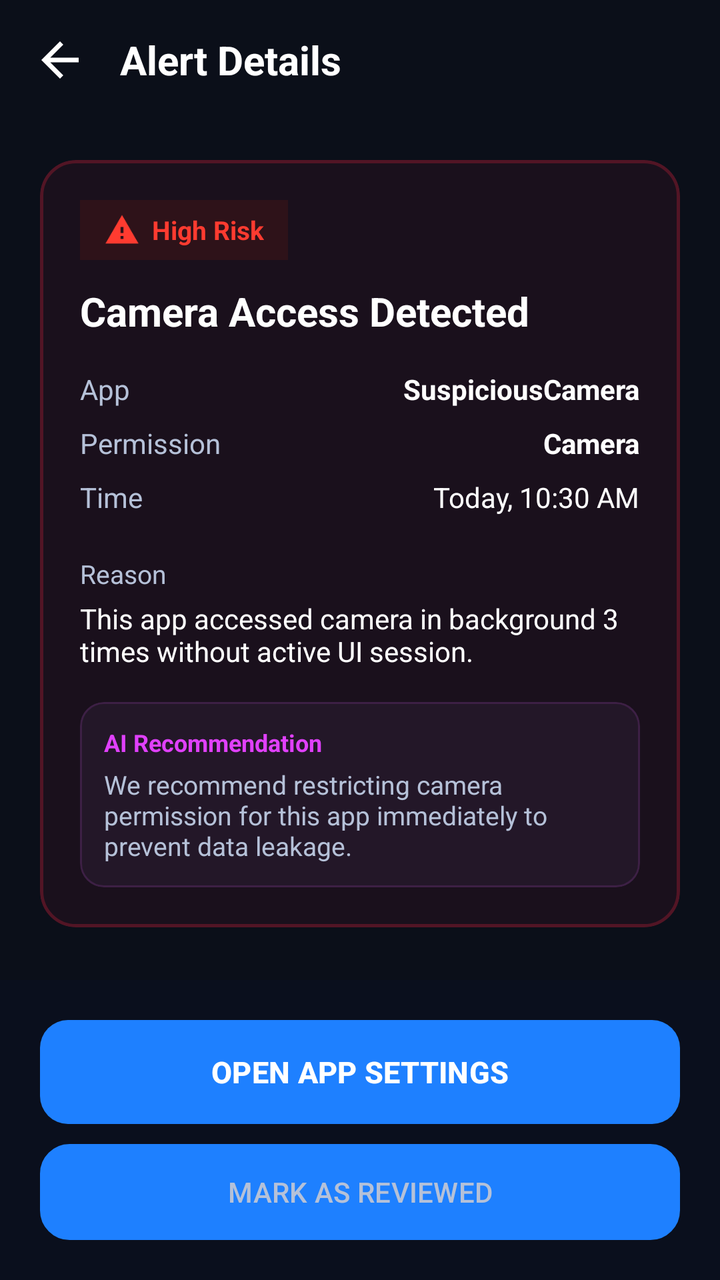
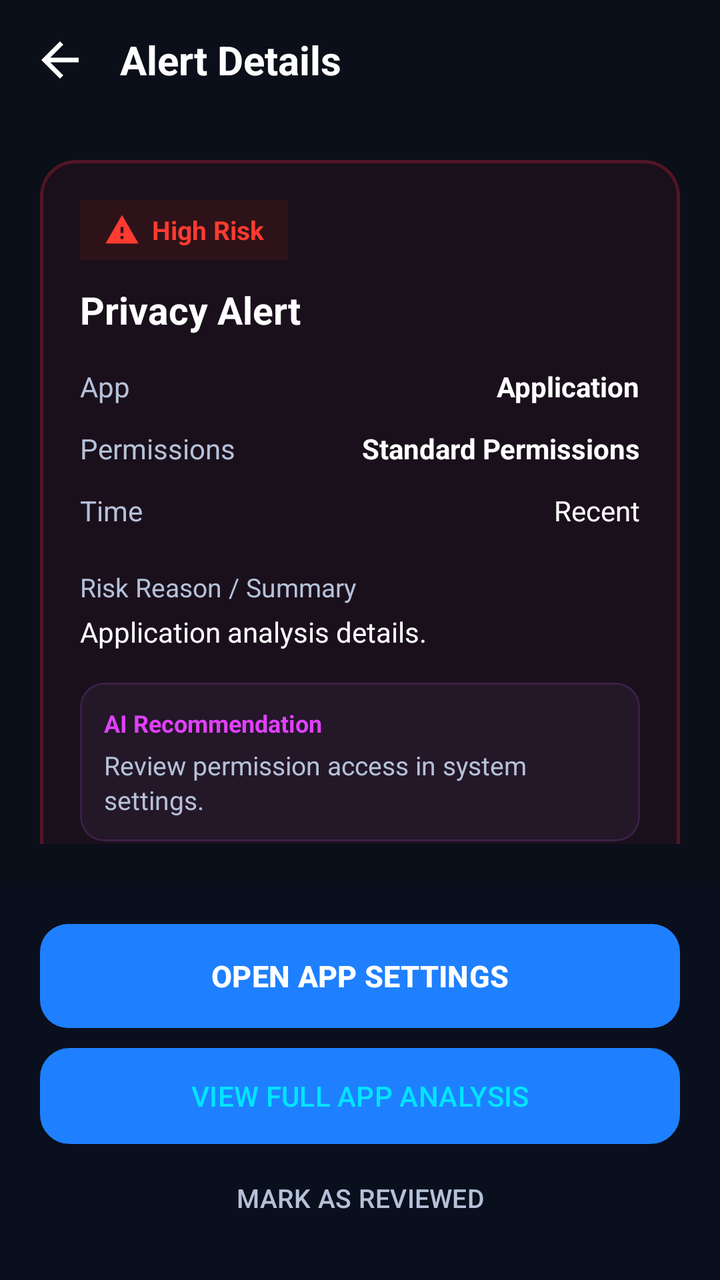

Two renders of the same Android screen: before a commit and after it. Below are the layout's source before the change and the commit's diff.
<!-- AndroidManifest.xml: application theme Theme.SecureDroid -->
<!-- res/layout/activity_alert_details.xml -->
<?xml version="1.0" encoding="utf-8"?>
<RelativeLayout xmlns:android="http://schemas.android.com/apk/res/android"
    xmlns:app="http://schemas.android.com/apk/res-auto"
    android:layout_width="match_parent"
    android:layout_height="match_parent"
    android:background="@color/background">

    
    <LinearLayout
        android:id="@+id/topBar"
        android:layout_width="match_parent"
        android:layout_height="60dp"
        android:orientation="horizontal"
        android:gravity="center_vertical"
        android:paddingStart="16dp"
        android:paddingEnd="16dp">

        <ImageView
            android:id="@+id/btnBack"
            android:layout_width="28dp"
            android:layout_height="28dp"
            android:src="@drawable/ic_arrow_forward"
            android:rotation="180"
            app:tint="@color/text_primary" />

        <TextView
            android:layout_width="wrap_content"
            android:layout_height="wrap_content"
            android:text="Alert Details"
            android:textColor="@color/text_primary"
            android:textSize="20sp"
            android:textStyle="bold"
            android:layout_marginStart="16dp"/>
    </LinearLayout>

    <ScrollView
        android:layout_width="match_parent"
        android:layout_height="match_parent"
        android:layout_below="@id/topBar"
        android:layout_above="@id/bottomActions"
        android:padding="20dp"
        android:fillViewport="true">

        <LinearLayout
            android:layout_width="match_parent"
            android:layout_height="wrap_content"
            android:orientation="vertical">

            
            <com.google.android.material.card.MaterialCardView
                android:layout_width="match_parent"
                android:layout_height="wrap_content"
                app:cardCornerRadius="18dp"
                app:cardBackgroundColor="#1A101C"
                app:strokeColor="#521525"
                app:strokeWidth="1.5dp">

                <LinearLayout
                    android:layout_width="match_parent"
                    android:layout_height="wrap_content"
                    android:orientation="vertical"
                    android:padding="20dp">

                    <LinearLayout
                        android:layout_width="wrap_content"
                        android:layout_height="wrap_content"
                        android:orientation="horizontal"
                        android:gravity="center_vertical"
                        android:background="#2E1219"
                        android:paddingStart="12dp"
                        android:paddingEnd="12dp"
                        android:paddingTop="6dp"
                        android:paddingBottom="6dp">

                        <ImageView
                            android:layout_width="18dp"
                            android:layout_height="18dp"
                            android:src="@drawable/ic_warning"
                            app:tint="#FF3B30"/>

                        <TextView
                            android:layout_width="wrap_content"
                            android:layout_height="wrap_content"
                            android:text="High Risk"
                            android:textColor="#FF3B30"
                            android:textSize="13sp"
                            android:textStyle="bold"
                            android:layout_marginStart="6dp"/>
                    </LinearLayout>

                    <TextView
                        android:id="@+id/txtAlertTitle"
                        android:layout_width="wrap_content"
                        android:layout_height="wrap_content"
                        android:text="Camera Access Detected"
                        android:textColor="@color/text_primary"
                        android:textSize="20sp"
                        android:textStyle="bold"
                        android:layout_marginTop="12dp"/>

                    
                    <LinearLayout
                        android:layout_width="match_parent"
                        android:layout_height="wrap_content"
                        android:orientation="vertical"
                        android:layout_marginTop="16dp">

                        <RelativeLayout
                            android:layout_width="match_parent"
                            android:layout_height="wrap_content"
                            android:layout_marginBottom="8dp">

                            <TextView
                                android:layout_width="wrap_content"
                                android:layout_height="wrap_content"
                                android:text="App"
                                android:textColor="@color/text_secondary"
                                android:textSize="14sp"/>

                            <TextView
                                android:id="@+id/txtAppName"
                                android:layout_width="wrap_content"
                                android:layout_height="wrap_content"
                                android:text="SuspiciousCamera"
                                android:textColor="@color/text_primary"
                                android:textSize="14sp"
                                android:textStyle="bold"
                                android:layout_alignParentEnd="true"/>
                        </RelativeLayout>

                        <RelativeLayout
                            android:layout_width="match_parent"
                            android:layout_height="wrap_content"
                            android:layout_marginBottom="8dp">

                            <TextView
                                android:layout_width="wrap_content"
                                android:layout_height="wrap_content"
                                android:text="Permission"
                                android:textColor="@color/text_secondary"
                                android:textSize="14sp"/>

                            <TextView
                                android:id="@+id/txtPermission"
                                android:layout_width="wrap_content"
                                android:layout_height="wrap_content"
                                android:text="Camera"
                                android:textColor="@color/text_primary"
                                android:textSize="14sp"
                                android:textStyle="bold"
                                android:layout_alignParentEnd="true"/>
                        </RelativeLayout>

                        <RelativeLayout
                            android:layout_width="match_parent"
                            android:layout_height="wrap_content"
                            android:layout_marginBottom="8dp">

                            <TextView
                                android:layout_width="wrap_content"
                                android:layout_height="wrap_content"
                                android:text="Time"
                                android:textColor="@color/text_secondary"
                                android:textSize="14sp"/>

                            <TextView
                                android:id="@+id/txtTime"
                                android:layout_width="wrap_content"
                                android:layout_height="wrap_content"
                                android:text="Today, 10:30 AM"
                                android:textColor="@color/text_primary"
                                android:textSize="14sp"
                                android:layout_alignParentEnd="true"/>
                        </RelativeLayout>

                    </LinearLayout>

                    
                    <TextView
                        android:layout_width="wrap_content"
                        android:layout_height="wrap_content"
                        android:text="Reason"
                        android:textColor="@color/text_secondary"
                        android:textSize="13sp"
                        android:layout_marginTop="12dp"/>

                    <TextView
                        android:id="@+id/txtReason"
                        android:layout_width="wrap_content"
                        android:layout_height="wrap_content"
                        android:text="This app accessed camera in background 3 times without active UI session."
                        android:textColor="@color/text_primary"
                        android:textSize="14sp"
                        android:layout_marginTop="4dp"/>

                    
                    <com.google.android.material.card.MaterialCardView
                        android:layout_width="match_parent"
                        android:layout_height="wrap_content"
                        android:layout_marginTop="16dp"
                        app:cardCornerRadius="12dp"
                        app:cardBackgroundColor="#231728"
                        app:strokeColor="#3D2045"
                        app:strokeWidth="1dp">

                        <LinearLayout
                            android:layout_width="match_parent"
                            android:layout_height="wrap_content"
                            android:orientation="vertical"
                            android:padding="12dp">

                            <TextView
                                android:layout_width="wrap_content"
                                android:layout_height="wrap_content"
                                android:text="AI Recommendation"
                                android:textColor="#E040FB"
                                android:textSize="12sp"
                                android:textStyle="bold"/>

                            <TextView
                                android:id="@+id/txtAiRecommendation"
                                android:layout_width="wrap_content"
                                android:layout_height="wrap_content"
                                android:text="We recommend restricting camera permission for this app immediately to prevent data leakage."
                                android:textColor="@color/text_secondary"
                                android:textSize="13sp"
                                android:layout_marginTop="4dp"/>
                        </LinearLayout>
                    </com.google.android.material.card.MaterialCardView>

                </LinearLayout>
            </com.google.android.material.card.MaterialCardView>

        </LinearLayout>
    </ScrollView>

    
    <LinearLayout
        android:id="@+id/bottomActions"
        android:layout_width="match_parent"
        android:layout_height="wrap_content"
        android:orientation="vertical"
        android:layout_alignParentBottom="true"
        android:padding="20dp"
        android:background="#0A0F1D">

        <Button
            android:id="@+id/btnRestrictApp"
            android:layout_width="match_parent"
            android:layout_height="52dp"
            android:text="OPEN APP SETTINGS"
            android:textSize="15sp"
            android:textStyle="bold"
            android:textColor="#FFFFFF"
            android:background="@drawable/bg_glow_button"/>

        <Button
            android:id="@+id/btnIgnore"
            android:layout_width="match_parent"
            android:layout_height="48dp"
            android:text="MARK AS REVIEWED"
            android:textSize="14sp"
            android:textColor="@color/text_secondary"
            android:background="@drawable/bg_outline_button"
            android:layout_marginTop="10dp"/>
    </LinearLayout>

</RelativeLayout>
<!-- resources referenced by this layout -->
<resources>
  <color name="background">#0B0F19</color>
  <color name="text_primary">#FFFFFF</color>
  <color name="text_secondary">#B5C1D8</color>
  <!-- drawable bg_glow_button (drawable) -->
  <?xml version="1.0" encoding="utf-8"?>
  <shape xmlns:android="http://schemas.android.com/apk/res/android"
      android:shape="rectangle">
      <gradient
          android:angle="45"
          android:startColor="#1E80FF"
          android:endColor="#0B6BFF" />
      <corners android:radius="14dp" />
  </shape>
  <!-- drawable bg_outline_button (drawable) -->
  <?xml version="1.0" encoding="utf-8"?>
  <shape xmlns:android="http://schemas.android.com/apk/res/android"
      android:shape="rectangle">
      <solid android:color="#1A2436" />
      <corners android:radius="14dp" />
      <stroke
          android:width="1.5dp"
          android:color="#2A3854" />
  </shape>
  <!-- drawable ic_arrow_forward (drawable) -->
  <vector xmlns:android="http://schemas.android.com/apk/res/android"
      android:width="24dp"
      android:height="24dp"
      android:viewportWidth="24"
      android:viewportHeight="24">
      <path
          android:fillColor="@android:color/white"
          android:pathData="M12,4l-1.41,1.41L16.17,11H4v2h12.17l-5.58,5.59L12,20l8,-8z"/>
  </vector>
  <!-- drawable ic_warning (drawable) -->
  <vector xmlns:android="http://schemas.android.com/apk/res/android"
      android:width="24dp"
      android:height="24dp"
      android:viewportWidth="24"
      android:viewportHeight="24">
      <path
          android:fillColor="@android:color/white"
          android:pathData="M1,21h22L12,2 1,21zM13,18h-2v-2h2v2zm0,-4h-2v-4h2v4z"/>
  </vector>
  <style name="Theme.SecureDroid" parent="Theme.Material3.Dark.NoActionBar">
  
          <item name="colorPrimary">@color/primary</item>
          <item name="colorPrimaryContainer">@color/primary_dark</item>
  
          <item name="colorSecondary">@color/accent</item>
  
          <item name="android:statusBarColor">@color/background</item>
  
          <item name="android:navigationBarColor">@color/background</item>
  
          <item name="android:windowBackground">@drawable/bg_gradient</item>
  
          <item name="android:windowLightStatusBar" tools:targetApi="23">false</item>
  
      </style>
  <color name="primary">#1E80FF</color>
  <color name="primary_dark">#1565C0</color>
  <color name="accent">#00E5FF</color>
  <!-- drawable bg_gradient (drawable) -->
  <?xml version="1.0" encoding="utf-8"?>
  <shape xmlns:android="http://schemas.android.com/apk/res/android">
  
      <gradient
          android:angle="270"
          android:startColor="#07111F"
          android:centerColor="#0B1626"
          android:endColor="#081018"/>
  
  </shape>
</resources>

<!-- the commit's change to res/layout/activity_alert_details.xml (unified diff, before → after) -->
@@ -48,6 +48,7 @@
 
             
             <com.google.android.material.card.MaterialCardView
+                android:id="@+id/cardAlertDetails"
                 android:layout_width="match_parent"
                 android:layout_height="wrap_content"
                 app:cardCornerRadius="18dp"
@@ -62,6 +63,7 @@
                     android:padding="20dp">
 
                     <LinearLayout
+                        android:id="@+id/layoutRiskBadge"
                         android:layout_width="wrap_content"
                         android:layout_height="wrap_content"
                         android:orientation="horizontal"
@@ -73,12 +75,14 @@
                         android:paddingBottom="6dp">
 
                         <ImageView
+                            android:id="@+id/imgRiskIcon"
                             android:layout_width="18dp"
                             android:layout_height="18dp"
                             android:src="@drawable/ic_warning"
                             app:tint="#FF3B30"/>
 
                         <TextView
+                            android:id="@+id/txtRiskBadge"
                             android:layout_width="wrap_content"
                             android:layout_height="wrap_content"
                             android:text="High Risk"
@@ -92,9 +96,9 @@
                         android:id="@+id/txtAlertTitle"
                         android:layout_width="wrap_content"
                         android:layout_height="wrap_content"
-                        android:text="Camera Access Detected"
+                        android:text="Privacy Alert"
                         android:textColor="@color/text_primary"
-                        android:textSize="20sp"
+                        android:textSize="19sp"
                         android:textStyle="bold"
                         android:layout_marginTop="12dp"/>
 
@@ -105,52 +109,88 @@
                         android:orientation="vertical"
                         android:layout_marginTop="16dp">
 
+                        
                         <RelativeLayout
                             android:layout_width="match_parent"
                             android:layout_height="wrap_content"
-                            android:layout_marginBottom="8dp">
+                            android:layout_marginBottom="12dp">
 
                             <TextView
                                 android:layout_width="wrap_content"
                                 android:layout_height="wrap_content"
                                 android:text="App"
                                 android:textColor="@color/text_secondary"
+                                android:textSize="14sp"
+                                android:layout_centerVertical="true"/>
+
+                            <LinearLayout
+                                android:layout_width="wrap_content"
+                                android:layout_height="wrap_content"
+                                android:orientation="horizontal"
+                                android:gravity="center_vertical|end"
+                                android:layout_alignParentEnd="true">
+
+                                <ImageView
+                                    android:id="@+id/imgAppIcon"
+                                    android:layout_width="26dp"
+                                    android:layout_height="26dp"
+                                    android:layout_marginEnd="8dp"
+                                    android:src="@drawable/ic_apps"
+                                    android:visibility="gone"/>
+
+                                <LinearLayout
+                                    android:layout_width="wrap_content"
+                                    android:layout_height="wrap_content"
+                                    android:orientation="vertical"
+                                    android:gravity="end">
+
+                                    <TextView
+                                        android:id="@+id/txtAppName"
+                                        android:layout_width="wrap_content"
+                                        android:layout_height="wrap_content"
+                                        android:text="Application"
+                                        android:textColor="@color/text_primary"
+                                        android:textSize="14sp"
+                                        android:textStyle="bold"/>
+
+                                    <TextView
+                                        android:id="@+id/txtPackageName"
+                                        android:layout_width="wrap_content"
+                                        android:layout_height="wrap_content"
+                                        android:text="package.name"
+                                        android:textColor="@color/text_secondary"
+                                        android:textSize="11sp"
+                                        android:visibility="gone"/>
+                                </LinearLayout>
+                            </LinearLayout>
+                        </RelativeLayout>
+
+                        
+                        <RelativeLayout
+                            android:layout_width="match_parent"
+                            android:layout_height="wrap_content"
+                            android:layout_marginBottom="12dp">
+
+                            <TextView
+                                android:layout_width="wrap_content"
+                                android:layout_height="wrap_content"
+                                android:text="Permissions"
+                                android:textColor="@color/text_secondary"
                                 android:textSize="14sp"/>
 
                             <TextView
-                                android:id="@+id/txtAppName"
-                                android:layout_width="wrap_content"
-                                android:layout_height="wrap_content"
-                                android:text="SuspiciousCamera"
+                                android:id="@+id/txtPermission"
+                                android:layout_width="200dp"
+                                android:layout_height="wrap_content"
+                                android:text="Standard Permissions"
                                 android:textColor="@color/text_primary"
                                 android:textSize="14sp"
                                 android:textStyle="bold"
+                                android:gravity="end"
                                 android:layout_alignParentEnd="true"/>
                         </RelativeLayout>
 
-                        <RelativeLayout
-                            android:layout_width="match_parent"
-                            android:layout_height="wrap_content"
-                            android:layout_marginBottom="8dp">
-
-                            <TextView
-                                android:layout_width="wrap_content"
-                                android:layout_height="wrap_content"
-                                android:text="Permission"
-                                android:textColor="@color/text_secondary"
-                                android:textSize="14sp"/>
-
-                            <TextView
-                                android:id="@+id/txtPermission"
-                                android:layout_width="wrap_content"
-                                android:layout_height="wrap_content"
-                                android:text="Camera"
-                                android:textColor="@color/text_primary"
-                                android:textSize="14sp"
-                                android:textStyle="bold"
-                                android:layout_alignParentEnd="true"/>
-                        </RelativeLayout>
-
+                        
                         <RelativeLayout
                             android:layout_width="match_parent"
                             android:layout_height="wrap_content"
@@ -167,7 +207,7 @@
                                 android:id="@+id/txtTime"
                                 android:layout_width="wrap_content"
                                 android:layout_height="wrap_content"
-                                android:text="Today, 10:30 AM"
+                                android:text="Recent"
                                 android:textColor="@color/text_primary"
                                 android:textSize="14sp"
                                 android:layout_alignParentEnd="true"/>
@@ -179,7 +219,7 @@
                     <TextView
                         android:layout_width="wrap_content"
                         android:layout_height="wrap_content"
-                        android:text="Reason"
+                        android:text="Risk Reason / Summary"
                         android:textColor="@color/text_secondary"
                         android:textSize="13sp"
                         android:layout_marginTop="12dp"/>
@@ -188,9 +228,10 @@
                         android:id="@+id/txtReason"
                         android:layout_width="wrap_content"
                         android:layout_height="wrap_content"
-                        android:text="This app accessed camera in background 3 times without active UI session."
+                        android:text="Application analysis details."
                         android:textColor="@color/text_primary"
                         android:textSize="14sp"
+                        android:lineSpacingExtra="3dp"
                         android:layout_marginTop="4dp"/>
 
                     
@@ -221,9 +262,10 @@
                                 android:id="@+id/txtAiRecommendation"
                                 android:layout_width="wrap_content"
                                 android:layout_height="wrap_content"
-                                android:text="We recommend restricting camera permission for this app immediately to prevent data leakage."
+                                android:text="Review permission access in system settings."
                                 android:textColor="@color/text_secondary"
                                 android:textSize="13sp"
+                                android:lineSpacingExtra="2dp"
                                 android:layout_marginTop="4dp"/>
                         </LinearLayout>
                     </com.google.android.material.card.MaterialCardView>
@@ -255,14 +297,24 @@
             android:background="@drawable/bg_glow_button"/>
 
         <Button
+            android:id="@+id/btnViewAppAnalysis"
+            android:layout_width="match_parent"
+            android:layout_height="48dp"
+            android:text="VIEW FULL APP ANALYSIS"
+            android:textSize="14sp"
+            android:textColor="@color/accent"
+            android:background="@drawable/bg_outline_button"
+            android:layout_marginTop="10dp"/>
+
+        <Button
             android:id="@+id/btnIgnore"
             android:layout_width="match_parent"
-            android:layout_height="48dp"
+            android:layout_height="42dp"
             android:text="MARK AS REVIEWED"
-            android:textSize="14sp"
+            android:textSize="13sp"
             android:textColor="@color/text_secondary"
-            android:background="@drawable/bg_outline_button"
-            android:layout_marginTop="10dp"/>
+            android:background="@android:color/transparent"
+            android:layout_marginTop="6dp"/>
     </LinearLayout>
 
 </RelativeLayout>
<!-- resource entries referenced after the edit -->
@@ -23,6 +23,16 @@
           android:width="1.5dp"
           android:color="#2A3854" />
   </shape>
+  <!-- drawable ic_apps (drawable) -->
+  <vector xmlns:android="http://schemas.android.com/apk/res/android"
+      android:width="24dp"
+      android:height="24dp"
+      android:viewportWidth="24"
+      android:viewportHeight="24">
+      <path
+          android:fillColor="@android:color/white"
+          android:pathData="M4,8h4V4H4v4zm6,12h4v-4h-4v4zm-6,0h4v-4H4v4zm0,-6h4v-4H4v4zm6,0h4v-4h-4v4zm6,-10v4h4V4h-4zm-6,4h4V4h-4v4zm6,6h4v-4h-4v4zm0,6h4v-4h-4v4z"/>
+  </vector>
   <!-- drawable ic_arrow_forward (drawable) -->
   <vector xmlns:android="http://schemas.android.com/apk/res/android"
       android:width="24dp"
